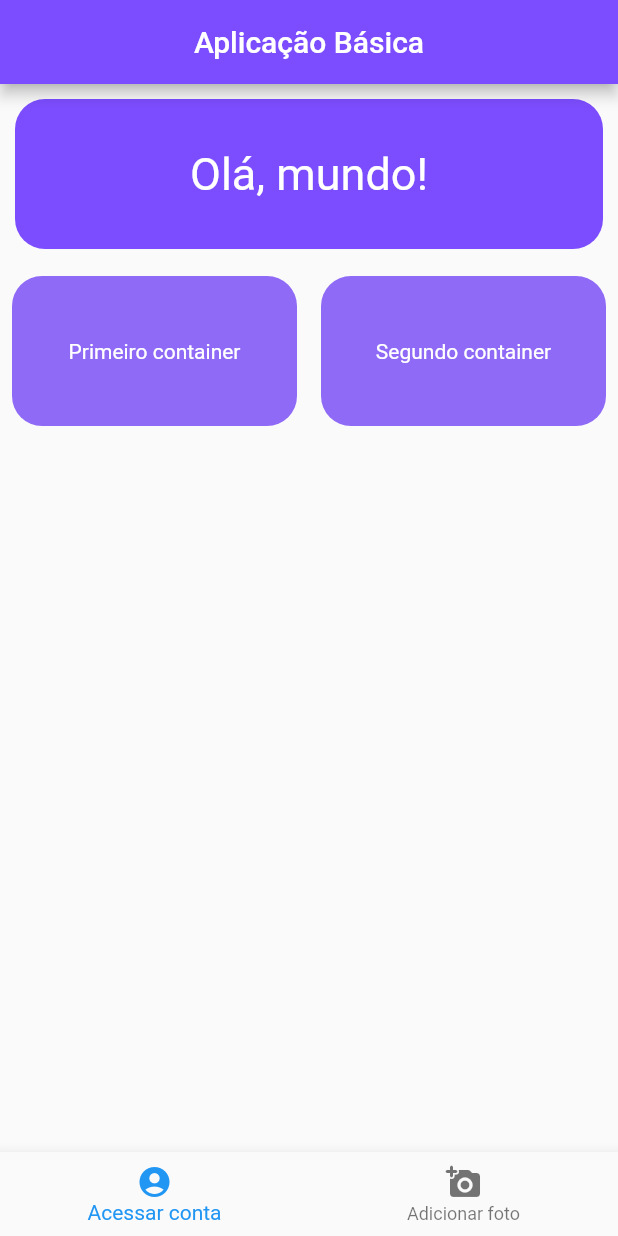
After one commit to pirgus/flutter-studies, a Flutter app: the screen it shows after launch, on a phone screen of 412 x 824 dp. The commit adds this screen. Run offline on Flutter 3.47's test engine with Material 2 defaults, Android fonts, the phone set to English and light mode, and no system bars.

Commit message:
Condensando home_page.dart

```diff
--- /dev/null
+++ b/app_basico/lib/pageViews/page_account.dart
@@ -0,0 +1,63 @@
+import 'package:flutter/material.dart';
+import 'package:flutter/src/widgets/container.dart';
+import 'package:flutter/src/widgets/framework.dart';
+
+class PageAccount extends StatelessWidget {
+  const PageAccount({super.key});
+
+  @override
+  Widget build(BuildContext context) {
+    return Column(
+      children: [
+        Container(
+          margin: const EdgeInsets.all(10),
+          height: 100,
+          width: MediaQuery.of(context).size.width,
+          decoration: BoxDecoration(
+              color: Colors.deepPurpleAccent,
+              borderRadius: BorderRadius.all(Radius.circular(20))),
+          child: Center(
+            child: Text(
+              'Olá, mundo!',
+              style: TextStyle(color: Colors.white, fontSize: 30),
+            ),
+          ),
+        ),
+        Row(
+          mainAxisAlignment: MainAxisAlignment.center,
+          children: [
+            Padding(
+              padding: const EdgeInsets.all(8.0),
+              child: Container(
+                decoration: BoxDecoration(
+                    color: Color.fromARGB(255, 143, 106, 246),
+                    borderRadius: BorderRadius.all(Radius.circular(20))),
+                height: 100,
+                width: MediaQuery.of(context).size.width / 2 - 16.0,
+                child: Center(
+                    child: Text(
+                  'Primeiro container',
+                  style: TextStyle(color: Colors.white),
+                )),
+              ),
+            ),
+            Padding(
+              padding: const EdgeInsets.all(8.0),
+              child: Container(
+                  decoration: BoxDecoration(
+                      color: Color.fromARGB(255, 143, 106, 246),
+                      borderRadius: BorderRadius.all(Radius.circular(20))),
+                  height: 100,
+                  width: MediaQuery.of(context).size.width / 2 - 16.0,
+                  child: Center(
+                      child: Text(
+                    'Segundo container',
+                    style: TextStyle(color: Colors.white),
+                  ))),
+            ),
+          ],
+        )
+      ],
+    );
+  }
+}
```
Also changed, not shown: app_basico/lib/pages/home_page.dart (+3 -53 lines).
